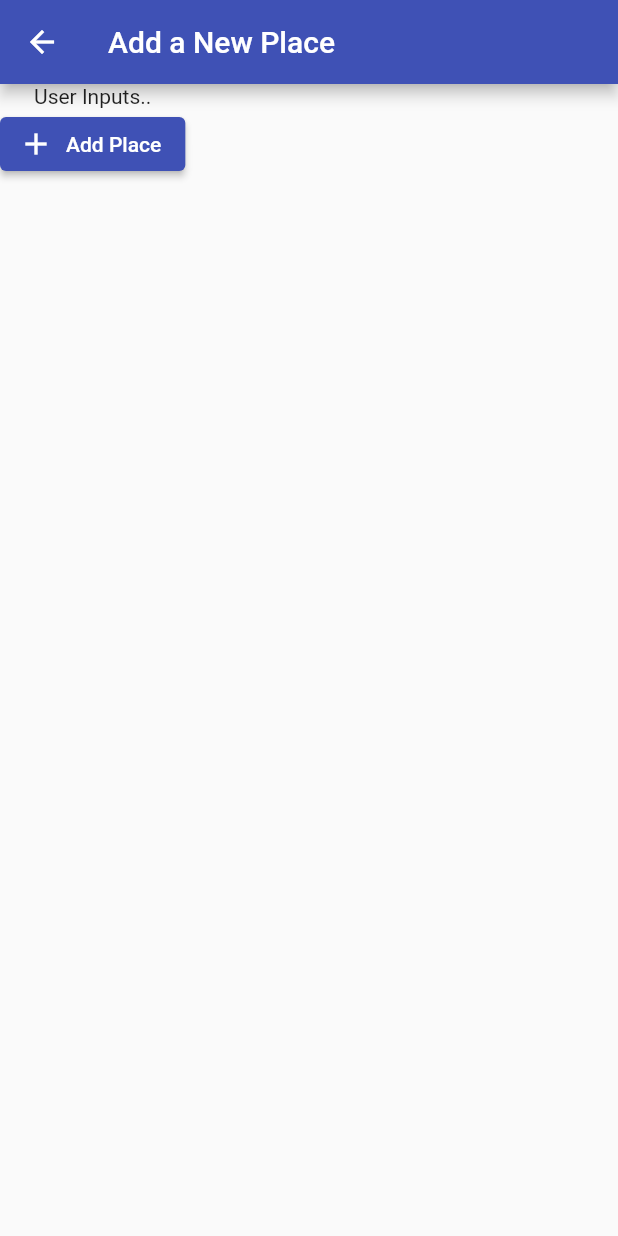
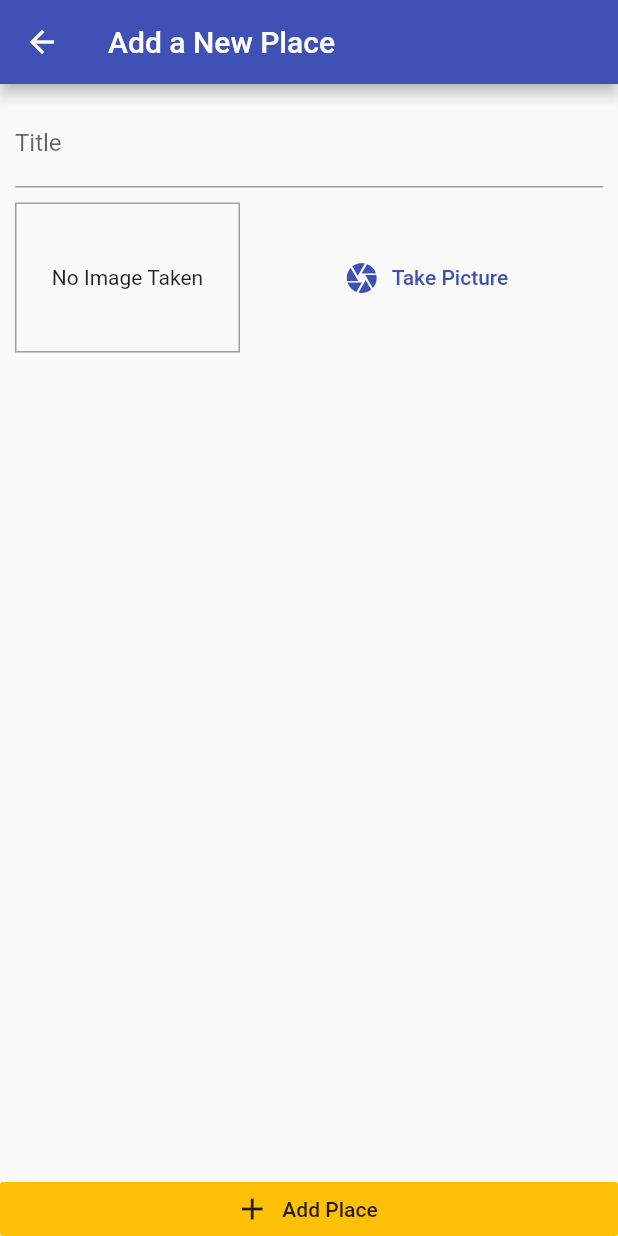
Before and after one commit to mohaknigam/PlacesApp, a Flutter app: the AddPlaceScreen screen opened by its route, on a phone screen of 412 x 824 dp. Run offline on Flutter 3.47's test engine with Material 2 defaults, Android fonts, the phone set to English and light mode, and no system bars.

Commit message:
basic setup 2

```diff
--- a/lib/screens/add_place_screen.dart
+++ b/lib/screens/add_place_screen.dart
@@ -1,4 +1,5 @@
 import 'package:flutter/material.dart';
+import 'package:places/widgets/image_input.dart';
 
 class AddPlaceScreen extends StatefulWidget {
   static const routeName = '/addPlace';
@@ -7,6 +8,7 @@ class AddPlaceScreen extends StatefulWidget {
 }
 
 class _AddPlaceScreenState extends State<AddPlaceScreen> {
+  final _titleController = TextEditingController();
   @override
   Widget build(BuildContext context) {
     return Scaffold(
@@ -14,12 +16,32 @@ class _AddPlaceScreenState extends State<AddPlaceScreen> {
         title: Text('Add a New Place'),
       ),
       body: Column(
+        crossAxisAlignment: CrossAxisAlignment.stretch,
         children: [
-          Text('User Inputs..'),
-          ElevatedButton.icon(
+          Expanded(
+            child: SingleChildScrollView(
+              child: Padding(
+                padding: const EdgeInsets.all(10),
+                child: Column(
+                  children: [
+                    TextField(
+                      decoration: InputDecoration(labelText: 'Title'),
+                      controller: _titleController,
+                    ),
+                    SizedBox(height: 10),
+                    ImageInput(),
+                  ],
+                ),
+              ),
+            ),
+          ),
+          RaisedButton.icon(
             onPressed: () {},
             icon: Icon(Icons.add),
             label: Text('Add Place'),
+            elevation: 0,
+            materialTapTargetSize: MaterialTapTargetSize.shrinkWrap,
+            color: Theme.of(context).accentColor,
           ),
         ],
       ),
--- /dev/null
+++ b/lib/widgets/image_input.dart
@@ -0,0 +1,50 @@
+import 'dart:io';
+import 'package:flutter/material.dart';
+
+class ImageInput extends StatefulWidget {
+  @override
+  _ImageInputState createState() => _ImageInputState();
+}
+
+class _ImageInputState extends State<ImageInput> {
+  File _storedImage;
+  @override
+  Widget build(BuildContext context) {
+    return Row(
+      children: [
+        Container(
+          child: _storedImage != null
+              ? Image.file(
+                  _storedImage,
+                  fit: BoxFit.cover,
+                  width: double.infinity,
+                )
+              : Text(
+                  'No Image Taken',
+                  textAlign: TextAlign.center,
+                ),
+          alignment: Alignment.center,
+          width: 150,
+          height: 100,
+          decoration: BoxDecoration(
+            border: Border.all(
+              color: Colors.grey,
+              width: 1,
+            ),
+          ),
+        ),
+        SizedBox(
+          width: 10,
+        ),
+        Expanded(
+          child: FlatButton.icon(
+            icon: Icon(Icons.camera),
+            label: Text('Take Picture'),
+            textColor: Theme.of(context).primaryColor,
+            onPressed: () {},
+          ),
+        ),
+      ],
+    );
+  }
+}
```
